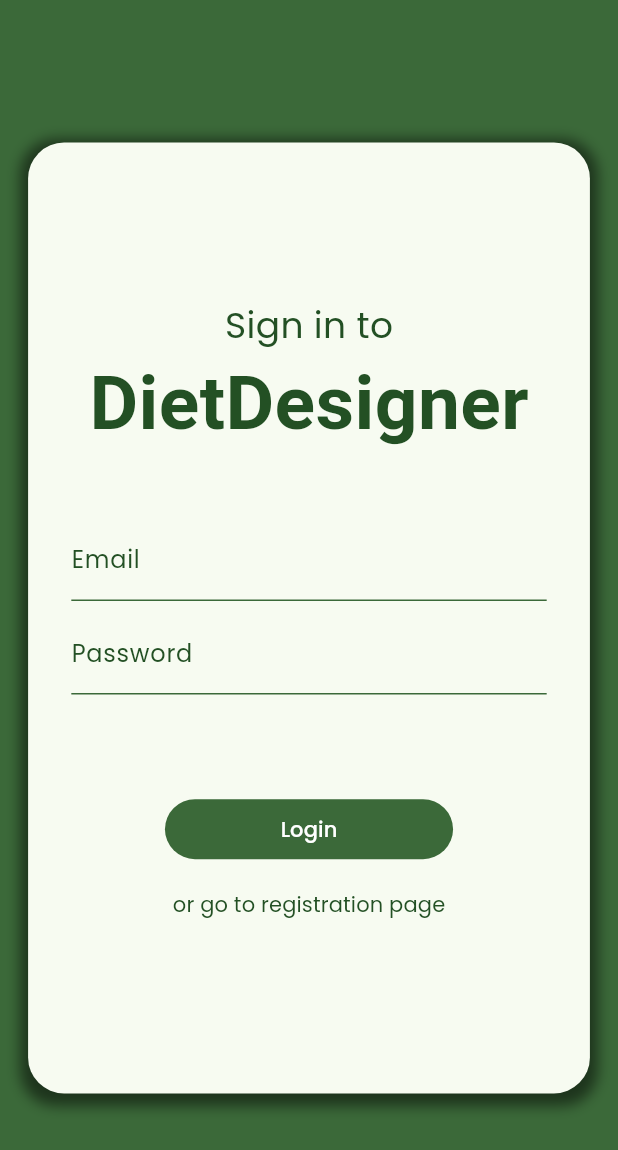
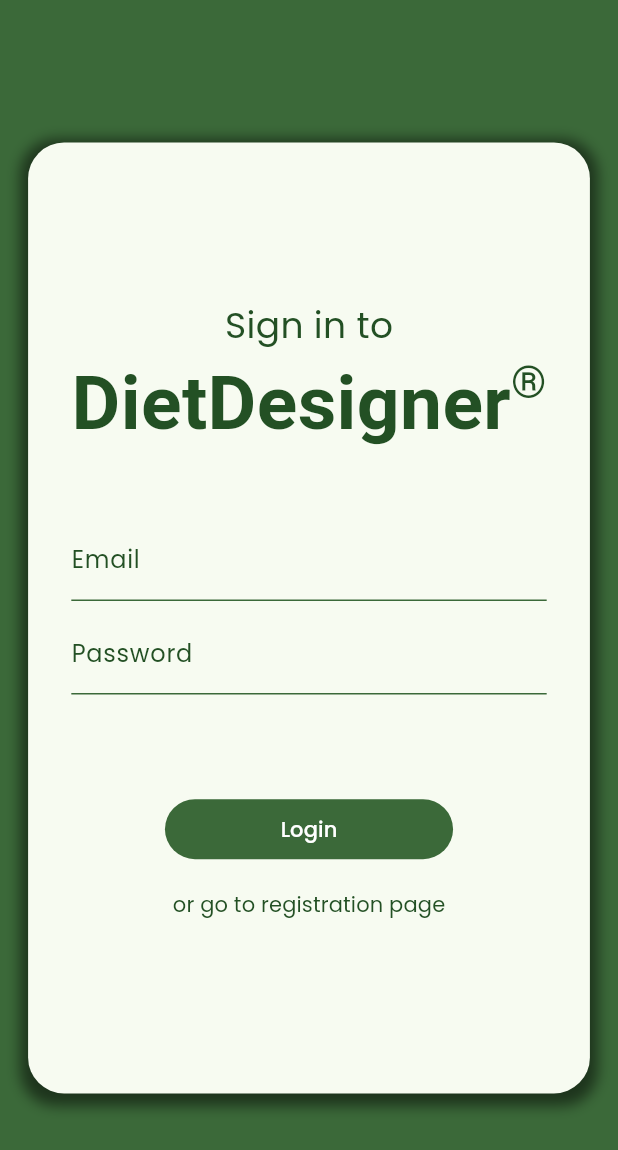
Before and after one commit to p-olszewski/DietDesigner, a Flutter app: the screen it shows after launch, on a phone screen of 412 x 824 dp. Shown: the top 1150 px of the screen. Run offline on Flutter 3.47's test engine with Material 2 defaults, Android fonts, the phone set to English and light mode, and no system bars; our stand-ins replace cloud_firestore, firebase_auth, firebase_core, flutter_dotenv, flutter_toggle_tab, fluttertoast and 5 more; missing offline and left inert: weekly_date_picker; accounts and stored records are empty.

Commit message:
add original symbol to the logo

```diff
--- a/lib/shared/logo.dart
+++ b/lib/shared/logo.dart
@@ -8,14 +8,30 @@ class Logo extends StatelessWidget {
 
   @override
   Widget build(BuildContext context) {
-    return Text(
-      "DietDesigner",
-      style: TextStyle(
-        color: Theme.of(context).colorScheme.onPrimaryContainer,
-        fontSize: fontSize,
-        fontWeight: FontWeight.w600,
-        fontFamily: GoogleFonts.balooPaaji2().fontFamily,
-      ),
+    var textStyle = TextStyle(
+      color: Theme.of(context).colorScheme.onPrimaryContainer,
+      fontSize: fontSize,
+      fontWeight: FontWeight.w600,
+      fontFamily: GoogleFonts.balooPaaji2().fontFamily,
+    );
+
+    return Row(
+      mainAxisSize: MainAxisSize.min,
+      mainAxisAlignment: MainAxisAlignment.center,
+      crossAxisAlignment: CrossAxisAlignment.start,
+      children: [
+        Text(
+          "DietDesigner",
+          style: textStyle,
+        ),
+        Text(
+          "®",
+          style: textStyle.copyWith(
+            fontSize: fontSize * 0.6,
+            fontWeight: FontWeight.w400,
+          ),
+        ),
+      ],
     );
   }
 }
```
